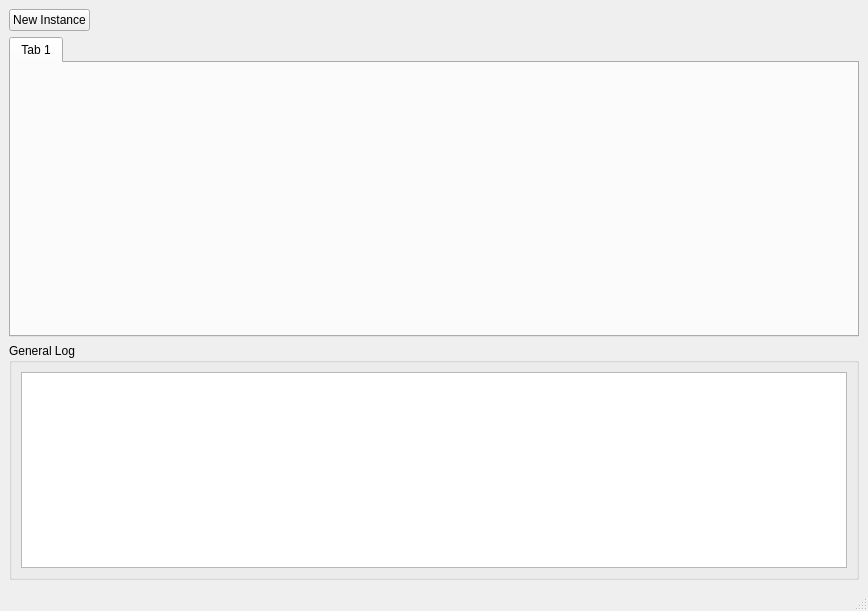
Qt form src/gui/ui/mainwindow.ui (smalbadger/social) before a commit.
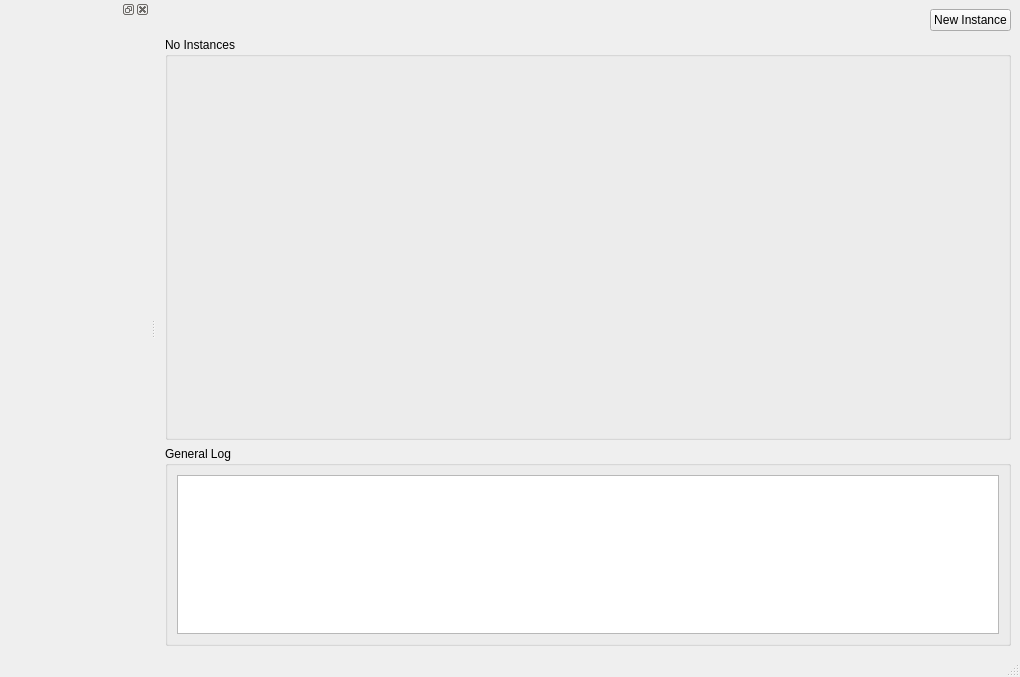
The same form after that commit.

Commit message: chenged mainwindow layout and contents

```diff
--- a/src/gui/ui/mainwindow.ui
+++ b/src/gui/ui/mainwindow.ui
@@ -6,8 +6,8 @@
    <rect>
     <x>0</x>
     <y>0</y>
-    <width>868</width>
-    <height>611</height>
+    <width>1020</width>
+    <height>677</height>
    </rect>
   </property>
   <property name="windowTitle">
@@ -16,45 +16,25 @@
   <widget class="QWidget" name="centralwidget">
    <layout class="QGridLayout" name="gridLayout">
     <item row="1" column="0">
-     <widget class="QTabWidget" name="tabWidget">
+     <widget class="QGroupBox" name="instanceBox">
       <property name="sizePolicy">
-       <sizepolicy hsizetype="Expanding" vsizetype="MinimumExpanding">
+       <sizepolicy hsizetype="Preferred" vsizetype="Expanding">
         <horstretch>0</horstretch>
         <verstretch>0</verstretch>
        </sizepolicy>
       </property>
-      <property name="minimumSize">
-       <size>
-        <width>0</width>
-        <height>300</height>
-       </size>
+      <property name="title">
+       <string>No Instances</string>
       </property>
-      <property name="maximumSize">
-       <size>
-        <width>16777215</width>
-        <height>16777215</height>
-       </size>
-      </property>
-      <property name="currentIndex">
-       <number>0</number>
-      </property>
-      <widget class="QWidget" name="tab">
-       <attribute name="title">
-        <string>Tab 1</string>
-       </attribute>
-       <layout class="QGridLayout" name="gridLayout_3"/>
-      </widget>
+      <layout class="QGridLayout" name="gridLayout_2">
+       <item row="0" column="0">
+        <widget class="QWidget" name="instanceContainer" native="true"/>
+       </item>
+      </layout>
      </widget>
     </item>
     <item row="0" column="0">
      <layout class="QHBoxLayout" name="horizontalLayout">
-      <item>
-       <widget class="QPushButton" name="pushButton">
-        <property name="text">
-         <string>New Instance</string>
-        </property>
-       </widget>
-      </item>
       <item>
        <spacer name="horizontalSpacer">
         <property name="orientation">
@@ -68,28 +48,45 @@
         </property>
        </spacer>
       </item>
+      <item>
+       <widget class="QPushButton" name="pushButton">
+        <property name="text">
+         <string>New Instance</string>
+        </property>
+       </widget>
+      </item>
      </layout>
     </item>
     <item row="2" column="0">
-     <widget class="QGroupBox" name="groupBox">
-      <property name="minimumSize">
+     <widget class="QGroupBox" name="generalLogBox">
+      <property name="sizePolicy">
+       <sizepolicy hsizetype="Preferred" vsizetype="Preferred">
+        <horstretch>0</horstretch>
+        <verstretch>0</verstretch>
+       </sizepolicy>
+      </property>
+      <property name="maximumSize">
        <size>
-        <width>0</width>
+        <width>16777215</width>
         <height>200</height>
        </size>
       </property>
-      <property name="maximumSize">
-       <size>
-        <width>16777215</width>
-        <height>250</height>
-       </size>
-      </property>
       <property name="title">
        <string>General Log</string>
       </property>
-      <layout class="QGridLayout" name="gridLayout_2">
+      <layout class="QGridLayout" name="gridLayout_3">
        <item row="0" column="0">
-        <widget class="QTextEdit" name="general_log"/>
+        <widget class="QTextEdit" name="textEdit">
+         <property name="maximumSize">
+          <size>
+           <width>16777215</width>
+           <height>16777215</height>
+          </size>
+         </property>
+         <property name="readOnly">
+          <bool>true</bool>
+         </property>
+        </widget>
        </item>
       </layout>
      </widget>
@@ -107,6 +104,18 @@
     </rect>
    </property>
   </widget>
+  <widget class="QDockWidget" name="instancesDockWidget">
+   <property name="minimumSize">
+    <size>
+     <width>150</width>
+     <height>40</height>
+    </size>
+   </property>
+   <attribute name="dockWidgetArea">
+    <number>1</number>
+   </attribute>
+   <widget class="QWidget" name="instancesListContainer"/>
+  </widget>
   <action name="actionModify_credentials">
    <property name="text">
     <string>Modify credentials...</string>
```
Left out of the diff: 2 changed lines with no effect on the pictures.
